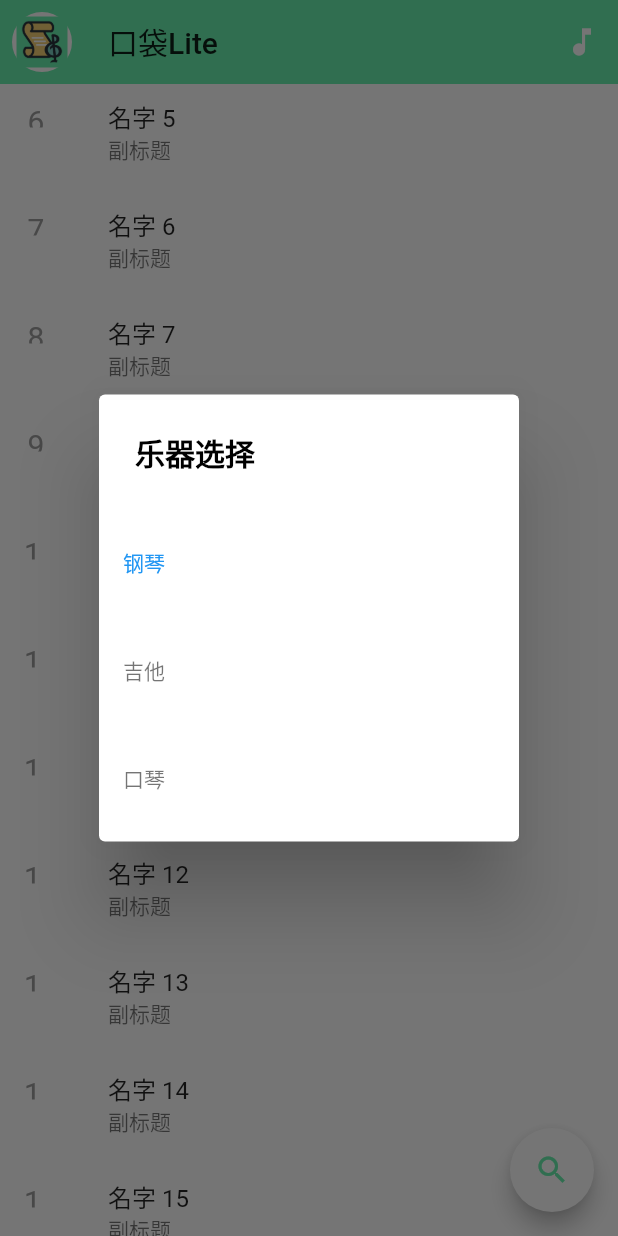
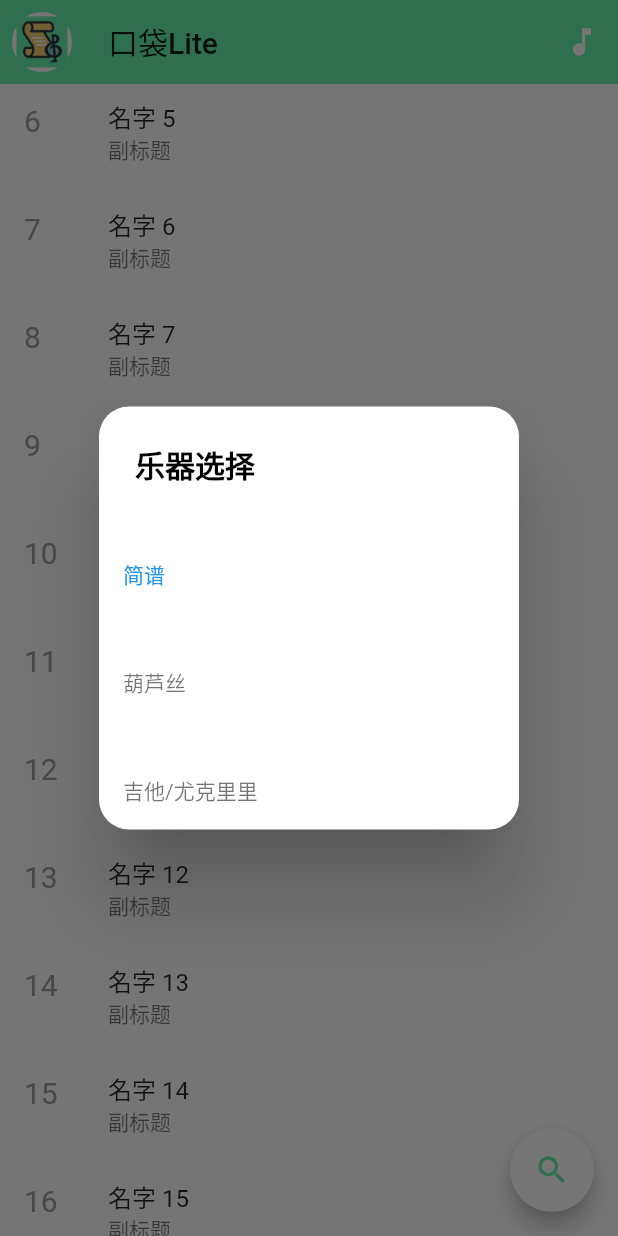
Before and after one commit to FortuneDream/PocketLite, a Flutter app: the screen it shows after launch, scrolled down 576 dp, after a tap on the "music note" icon, on a phone screen of 412 x 824 dp. Run offline on Flutter 3.47's test engine with Material 2 defaults, Android fonts, the phone set to English and light mode, and no system bars; our stand-ins replace flutter_swiper, fluttertoast, shared_preferences; missing offline and left inert: data_plugin; accounts and stored records are empty.

Commit message:
完善splash

```diff
--- /dev/null
+++ b/lib/detail/detail_widget.dart
@@ -0,0 +1,13 @@
+import 'package:flutter/cupertino.dart';
+import 'package:pocket_lite/model/share.dart';
+
+class DetailWidget extends StatelessWidget {
+  ShareSong song;
+
+  DetailWidget(this.song) : super();
+
+  @override
+  Widget build(BuildContext context) {
+    return null;
+  }
+}
--- a/lib/home/home_item.dart
+++ b/lib/home/home_item.dart
@@ -1,5 +1,6 @@
 import 'package:flutter/cupertino.dart';
 import 'package:flutter/material.dart';
+import 'package:pocket_lite/detail/detail_widget.dart';
 import 'package:pocket_lite/model/share.dart';
 
 class HomeItem extends StatelessWidget {
@@ -13,15 +14,15 @@ class HomeItem extends StatelessWidget {
     return ListTile(
       contentPadding: EdgeInsets.fromLTRB(16, 0, 0, 0),
       leading: SizedBox(
-        child: Center(
           child: Text("${index}",
-              style: TextStyle(fontSize: 20, color: Colors.grey)),
-        ),
-        width: 16,
-        height: 16,
-      ),
+              style: TextStyle(fontSize: 20, color: Colors.grey))),
       title: Text(song.name),
       subtitle: Text("副标题"),
+      onTap: (){
+        Navigator.of(context).push(MaterialPageRoute(builder: (context){
+          return DetailWidget(song);
+        },));
+      },
     );
   }
 }
--- a/lib/home/switch_instrument_dialog.dart
+++ b/lib/home/switch_instrument_dialog.dart
@@ -19,8 +19,8 @@ class SwitchInstrumentScreen extends StatelessWidget {
           style: TextStyle(color: Colors.black, fontWeight: FontWeight.bold),
         ),
         children: <Widget>[
-          SizedBox(
-            width: 200,
+         Container(
+           height: 200,
             child: ListView.builder(
                 itemBuilder: (BuildContext context, int index) {
                   return Consumer<Instrument>(
@@ -44,7 +44,7 @@ class SwitchInstrumentScreen extends StatelessWidget {
                 shrinkWrap: true,
                 itemCount: ListDataProvider.Instruments.length),
           )
-        ]);
+        ],shape: RoundedRectangleBorder(borderRadius:BorderRadius.circular(20)));
     ;
   }
 }
--- a/lib/provide/ListDataProvider.dart
+++ b/lib/provide/ListDataProvider.dart
@@ -4,7 +4,24 @@ import 'package:pocket_lite/model/share.dart';
 import 'dart:convert';
 
 class ListDataProvider {
-  static final Instruments = <String>["钢琴", "吉他", "口琴"];
+  static final Instruments = <String>[
+    "简谱",
+    "葫芦丝",
+    "吉他/尤克里里",
+    "钢琴",
+    "萨克斯",
+    "二胡",
+    "古筝/古琴",
+    "电子琴",
+    "琵琶",
+    "口琴",
+    "长笛",
+    "笛萧",
+    "手风琴",
+    "提琴",
+    "铜管",
+    "扬琴"
+  ];
 
   static void getAllShareList(Instrument instrument) {
     BmobQuery<ShareSong> query = BmobQuery();
--- a/lib/splash_widget.dart
+++ b/lib/splash_widget.dart
@@ -44,29 +44,27 @@ class _SplashState extends State<StatefulWidget> {
   Widget build(BuildContext context) {
     return Scaffold(
       backgroundColor: Colors.white,
-      appBar: AppBar(title: Text("口袋乐谱")),
       body: Stack(
         children: <Widget>[
           Image.asset("images/splash_bg.png", fit: BoxFit.cover),
-          Container(
-              child: Text(
-            _Seconds.toString() + "秒之后即将打开app",
-            style: TextStyle(color: Colors.red),
-          ))
+          Align(
+              child: Container(
+            child: ClipRRect(
+              borderRadius: BorderRadius.circular(20),
+              child: Container(
+                child: Text(
+                  "${_Seconds}秒之后即将打开App",
+                  style: TextStyle(fontSize: 12),
+                ),
+                color: Colors.black12,
+                padding: EdgeInsets.fromLTRB(8, 3, 8, 3),
+              ),
+            ),
+            alignment: Alignment.topRight,
+            margin: EdgeInsets.fromLTRB(0, 24, 16, 0),
+          )),
         ],
       ),
-      floatingActionButton: FloatingActionButton(
-        onPressed: () {
-          isClickedFastEnter = true;
-          Navigator.pushAndRemoveUntil(context,
-              MaterialPageRoute(builder: (context) {
-            return HomeWidget();
-          }), (route) => route == null);
-        },
-        child: Icon(Icons.arrow_forward, color: Colors.lightBlueAccent),
-        backgroundColor: Colors.white12,
-      ),
-      floatingActionButtonLocation: FloatingActionButtonLocation.endFloat,
     );
   }
 
```
